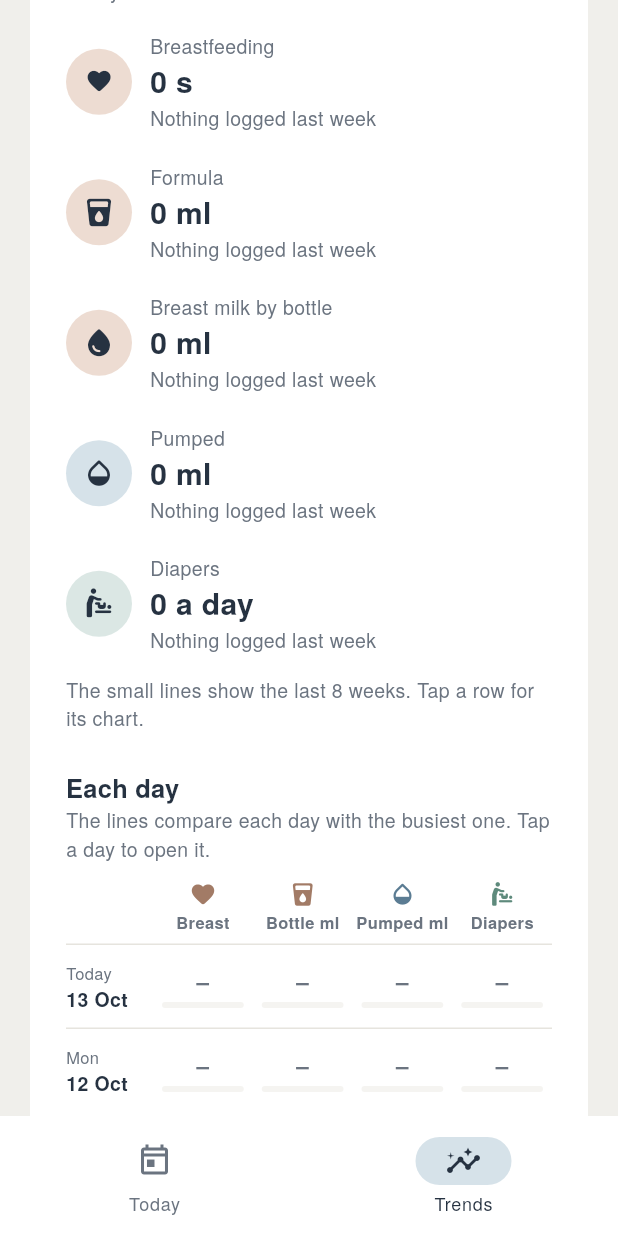
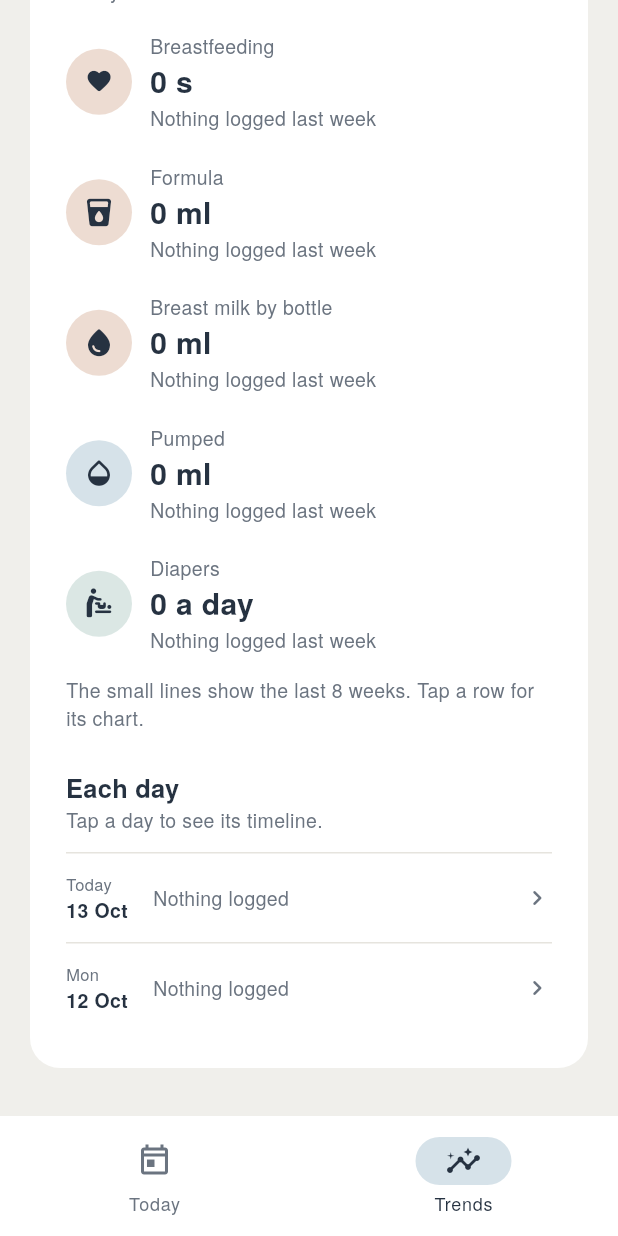
Before and after one commit to nishamehta-ux/Baby-Feed-Tracker, a Flutter app: the screen it shows after launch, item 2 of the bottom bar chosen, scrolled down 328 dp, on a phone screen of 412 x 824 dp. Run offline on Flutter 3.47's test engine with Material 3 defaults, Android fonts, the phone set to English and light mode, and no system bars; our stand-ins replace shared_preferences.

Commit message:
Trends: simple day rows that open the day's timeline in a sheet
Each day is one row: the date and the day's totals as coloured icons with
values. Tapping it opens a bottom sheet with that day's full timeline
(routines and Other included) and a button to open it on Today to edit.
The timeline row moves to a shared TimelineTile widget used by both.

Co-Authored-By: Claude Opus 5.5 <noreply@anthropic.com>
Claude-Session: https://claude.ai/code/session_019gxCbU7q3yKq7C9h7xrrHz

```diff
--- a/lib/screens/trends_screen.dart
+++ b/lib/screens/trends_screen.dart
@@ -10,6 +10,7 @@ import '../widgets/app_logo.dart';
 import '../widgets/common.dart';
 import '../widgets/presets.dart';
 import '../widgets/sparkline.dart';
+import '../widgets/timeline_tile.dart';
 import 'trend_sheet.dart';
 
 enum Period { week, month }
@@ -397,17 +398,17 @@ class _TrendsScreenState extends State<TrendsScreen> {
           const SizedBox(height: 24),
           Text('Each day', style: Theme.of(context).textTheme.titleMedium),
           const Text(
-            'The lines compare each day with the busiest one. Tap a day to open it.',
+            'Tap a day to see its timeline.',
             style: TextStyle(color: AppColors.muted, fontSize: AppText.label),
           ),
           const SizedBox(height: 12),
-          _DayTable(
+          _DayList(
             days: [
               for (var i = elapsed - 1; i >= 0; i--)
                 DateTime(start.year, start.month, start.day + i),
             ],
-            totalsFor: (day) => Totals.of(entriesOnDay(widget.store.entries, day)),
-            onTap: widget.onOpenDay,
+            entriesFor: (day) => entriesOnDay(widget.store.entries, day),
+            onOpenDay: widget.onOpenDay,
           ),
         ],
       ),
@@ -505,177 +506,191 @@ class _TrendRow extends StatelessWidget {
   }
 }
 
-/// The days of the period as a table: one column per thing tracked, with a
-/// soft bar behind each value scaled to the period's highest, so busy and
-/// quiet days stand out at a glance.
-class _DayTable extends StatelessWidget {
-  const _DayTable({required this.days, required this.totalsFor, required this.onTap});
+/// The days of the period, newest first: one row per day with its totals.
+/// Tapping a day opens its timeline in a sheet.
+class _DayList extends StatelessWidget {
+  const _DayList({required this.days, required this.entriesFor, required this.onOpenDay});
 
-  /// Newest first.
   final List<DateTime> days;
-  final Totals Function(DateTime day) totalsFor;
-  final ValueChanged<DateTime> onTap;
+  final List<Entry> Function(DateTime day) entriesFor;
 
-  static const _columns = [
-    (EntryType.breast, 'Breast'),
-    (EntryType.bottle, 'Bottle ml'),
-    (EntryType.pump, 'Pumped ml'),
-    (EntryType.diaper, 'Diapers'),
-  ];
-
-  static num _value(EntryType type, Totals t) => switch (type) {
-        EntryType.breast => t.breast.inMinutes,
-        EntryType.pump => t.pumpMl,
-        EntryType.diaper => t.diaperCount,
-        _ => t.totalMl,
-      };
-
-  static String _format(EntryType type, num v) {
-    if (type != EntryType.breast) return '$v';
-    final h = v ~/ 60, m = v % 60;
-    return h == 0 ? '${m}m' : (m == 0 ? '${h}h' : '${h}h ${m}m');
-  }
+  /// Shows the day on the Today tab.
+  final ValueChanged<DateTime> onOpenDay;
 
   @override
   Widget build(BuildContext context) {
-    final totals = [for (final d in days) totalsFor(d)];
-    final maxes = [
-      for (final c in _columns)
-        totals.fold<num>(0, (m, t) => _value(c.$1, t) > m ? _value(c.$1, t) : m),
-    ];
     final today = dateOnly(DateTime.now());
-
     return Column(
       children: [
-        // Header: the group's icon over a short name and unit.
-        Padding(
-          padding: const EdgeInsets.only(bottom: 6),
-          child: Row(
-            children: [
-              const SizedBox(width: _dayWidth),
-              for (final c in _columns)
-                Expanded(
-                  child: Column(
-                    children: [
-                      Icon(iconForType(c.$1), size: 18, color: AppColors.lineForType(c.$1)),
-                      const SizedBox(height: 2),
-                      FittedBox(
-                        fit: BoxFit.scaleDown,
-                        child: Text(
-                          c.$2,
-                          style: const TextStyle(
-                            fontSize: AppText.caption,
-                            fontWeight: FontWeight.w700,
-                            color: AppColors.muted,
-                          ),
-                        ),
+        for (final day in days)
+          _DayRow(
+            key: ValueKey('day-${day.year}-${day.month}-${day.day}'),
+            day: day,
+            isToday: day == today,
+            totals: Totals.of(entriesFor(day)),
+            onTap: () => _showDaySheet(context, day, entriesFor(day), onOpenDay),
           ),
       ],
-                  ),
-                ),
-            ],
-          ),
-        ),
-        for (var i = 0; i < days.length; i++)
-          InkWell(
-            key: ValueKey('day-${days[i].year}-${days[i].month}-${days[i].day}'),
-            onTap: () => onTap(days[i]),
-            borderRadius: BorderRadius.circular(10),
-            child: Container(
-              decoration: const BoxDecoration(
-                border: Border(top: BorderSide(color: AppColors.divider)),
-              ),
-              padding: const EdgeInsets.symmetric(vertical: 10),
-              child: Row(
+    );
+  }
+}
+
+/// "1h 6m" rather than "1 h 6 m", to keep a day's totals on one line.
+String _compact(Duration d) => formatDuration(d).replaceAll(RegExp(r' (?=[hms])'), '');
+
+/// The day's totals as icon-and-value pairs, in the group colours.
+List<Widget> _totalItems(Totals t) => [
+      if (t.breastCount > 0) _TotalItem(EntryType.breast, _compact(t.breast)),
+      if (t.anyBottleCount > 0) _TotalItem(EntryType.bottle, '${t.totalMl} ml'),
+      if (t.pumpCount > 0) _TotalItem(EntryType.pump, '${t.pumpMl} ml'),
+      if (t.diaperCount > 0) _TotalItem(EntryType.diaper, '${t.diaperCount}'),
+    ];
+
+class _TotalItem extends StatelessWidget {
+  const _TotalItem(this.type, this.text);
+
+  final EntryType type;
+  final String text;
+
+  @override
+  Widget build(BuildContext context) {
+    return Row(
+      mainAxisSize: MainAxisSize.min,
       children: [
-                  SizedBox(
-                    width: _dayWidth,
-                    child: Column(
-                      crossAxisAlignment: CrossAxisAlignment.start,
-                      children: [
+        Icon(iconForType(type), size: 16, color: AppColors.lineForType(type)),
+        const SizedBox(width: 4),
         Text(
-                          days[i] == today ? 'Today' : DateFormat('EEE').format(days[i]),
-                          style: const TextStyle(fontSize: AppText.caption, color: AppColors.muted),
-                        ),
-                        Text(
-                          DateFormat('d MMM').format(days[i]),
+          text,
           style: const TextStyle(
             fontSize: AppText.label,
-                            fontWeight: FontWeight.w700,
-                          ),
-                        ),
-                      ],
-                    ),
-                  ),
-                  for (var c = 0; c < _columns.length; c++)
-                    Expanded(
-                      child: _BarCell(
-                        type: _columns[c].$1,
-                        value: _value(_columns[c].$1, totals[i]),
-                        max: maxes[c],
-                        text: _format(_columns[c].$1, _value(_columns[c].$1, totals[i])),
-                      ),
-                    ),
-                ],
-              ),
+            fontWeight: FontWeight.w600,
+            fontFeatures: [FontFeature.tabularFigures()],
           ),
         ),
       ],
     );
   }
-
-  static const _dayWidth = 58.0;
 }
 
-/// A value with a thin bar under it, as long as its share of [max].
-class _BarCell extends StatelessWidget {
-  const _BarCell({required this.type, required this.value, required this.max, required this.text});
+class _DayRow extends StatelessWidget {
+  const _DayRow({
+    super.key,
+    required this.day,
+    required this.isToday,
+    required this.totals,
+    required this.onTap,
+  });
 
-  final EntryType type;
-  final num value;
-  final num max;
-  final String text;
+  final DateTime day;
+  final bool isToday;
+  final Totals totals;
+  final VoidCallback onTap;
 
   @override
   Widget build(BuildContext context) {
-    final share = max <= 0 ? 0.0 : (value / max).clamp(0.0, 1.0).toDouble();
-    return Padding(
-      padding: const EdgeInsets.symmetric(horizontal: 6),
+    final items = _totalItems(totals);
+    return InkWell(
+      onTap: onTap,
+      child: Container(
+        decoration: const BoxDecoration(
+          border: Border(top: BorderSide(color: AppColors.divider)),
+        ),
+        padding: const EdgeInsets.symmetric(vertical: 12),
+        child: Row(
+          children: [
+            SizedBox(
+              width: 58,
               child: Column(
+                crossAxisAlignment: CrossAxisAlignment.start,
                 children: [
-          FittedBox(
+                  Text(
+                    isToday ? 'Today' : DateFormat('EEE').format(day),
+                    style: const TextStyle(fontSize: AppText.caption, color: AppColors.muted),
+                  ),
+                  Text(
+                    DateFormat('d MMM').format(day),
+                    style: const TextStyle(fontSize: AppText.label, fontWeight: FontWeight.w700),
+                  ),
+                ],
+              ),
+            ),
+            Expanded(
+              child: items.isEmpty
+                  ? const Text(
+                      'Nothing logged',
+                      style: TextStyle(fontSize: AppText.label, color: AppColors.muted),
+                    )
+                  : FittedBox(
                       fit: BoxFit.scaleDown,
-            child: Text(
-              value == 0 ? '–' : text,
-              style: TextStyle(
-                fontSize: AppText.body,
-                fontWeight: FontWeight.w600,
-                color: value == 0 ? AppColors.muted : AppColors.ink,
-                fontFeatures: const [FontFeature.tabularFigures()],
+                      alignment: Alignment.centerLeft,
+                      child: Row(
+                        children: [
+                          for (var i = 0; i < items.length; i++) ...[
+                            if (i > 0) const SizedBox(width: 14),
+                            items[i],
+                          ],
+                        ],
                       ),
                     ),
             ),
-          const SizedBox(height: 4),
-          Container(
-            height: 4,
-            decoration: BoxDecoration(
-              color: AppColors.field,
-              borderRadius: BorderRadius.circular(2),
+            const Icon(Icons.chevron_right_rounded, color: AppColors.muted, size: 20),
+          ],
         ),
-            alignment: Alignment.centerLeft,
-            child: FractionallySizedBox(
-              widthFactor: share,
-              heightFactor: 1,
-              child: DecoratedBox(
-                decoration: BoxDecoration(
-                  color: AppColors.lineForType(type),
-                  borderRadius: BorderRadius.circular(2),
-                ),
-              ),
-            ),
-          ),
-        ],
       ),
     );
   }
 }
+
+/// One day's timeline in a bottom sheet, with a way to open it on Today.
+Future<void> _showDaySheet(
+  BuildContext context,
+  DateTime day,
+  List<Entry> entries,
+  ValueChanged<DateTime> onOpenDay,
+) {
+  return showModalBottomSheet<void>(
+    context: context,
+    isScrollControlled: true,
+    showDragHandle: true,
+    builder: (context) => DraggableScrollableSheet(
+      expand: false,
+      initialChildSize: 0.7,
+      minChildSize: 0.4,
+      maxChildSize: 0.95,
+      builder: (context, controller) => ListView(
+        controller: controller,
+        padding: const EdgeInsets.fromLTRB(24, 0, 24, 24),
+        children: [
+          Text(
+            DateFormat('EEEE d MMMM').format(day),
+            style: Theme.of(context).textTheme.titleLarge,
+          ),
+          const SizedBox(height: 10),
+          Wrap(spacing: 14, runSpacing: 6, children: _totalItems(Totals.of(entries))),
+          const SizedBox(height: 16),
+          if (entries.isEmpty)
+            const Padding(
+              padding: EdgeInsets.symmetric(vertical: 24),
+              child: Text('Nothing logged on this day.', style: TextStyle(color: AppColors.muted)),
+            )
+          else
+            for (final e in entries.reversed) TimelineTile(entry: e),
+          const SizedBox(height: 16),
+          OutlinedButton(
+            onPressed: () {
+              Navigator.pop(context);
+              onOpenDay(day);
+            },
+            style: OutlinedButton.styleFrom(
+              minimumSize: const Size.fromHeight(48),
+              shape: const StadiumBorder(),
+              foregroundColor: AppColors.ink,
+              side: const BorderSide(color: AppColors.divider, width: 1.5),
+            ),
+            child: const Text('Open on Today to edit'),
+          ),
+        ],
+      ),
+    ),
+  );
+}
```
Also changed, not shown: lib/screens/today_screen.dart (+2 -96 lines), lib/widgets/timeline_tile.dart (added, +104 -0 lines), 2 other files. Lines whose indentation alone changed are shown as unchanged.
